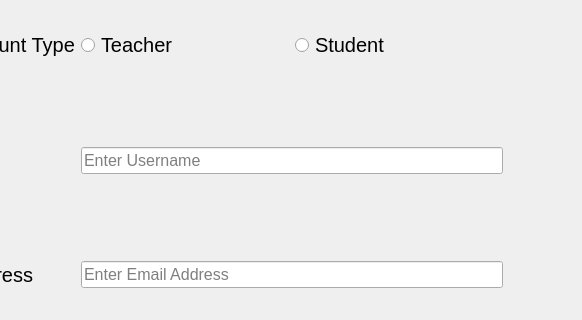
Before: the Qt Designer form ui files/signUpPage.ui in BXRSRUDIOS/a-level-coursework-project, drawn with Qt 5; both pictures show x 218 to 800 and y 110 to 430 of the 800 by 800 pixel window.
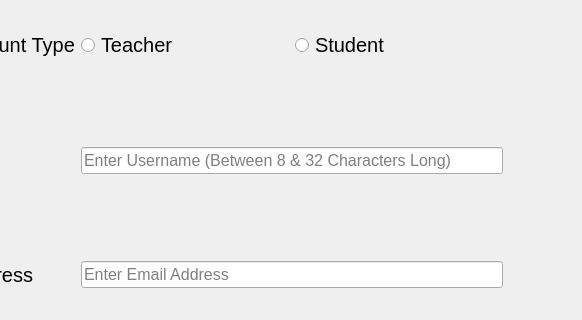
After: the same form once the commit is applied.

Commit message: added lots of functions to the user class needed for the sign up system

Patch:
```diff
--- a/ui files/signUpPage.ui
+++ b/ui files/signUpPage.ui
@@ -223,7 +223,7 @@
         <string/>
        </property>
        <property name="placeholderText">
-        <string>Enter Username</string>
+        <string>Enter Username (Between 8 &amp; 32 Characters Long)</string>
        </property>
       </widget>
      </item>
```
The commit also changes 2 other files.
